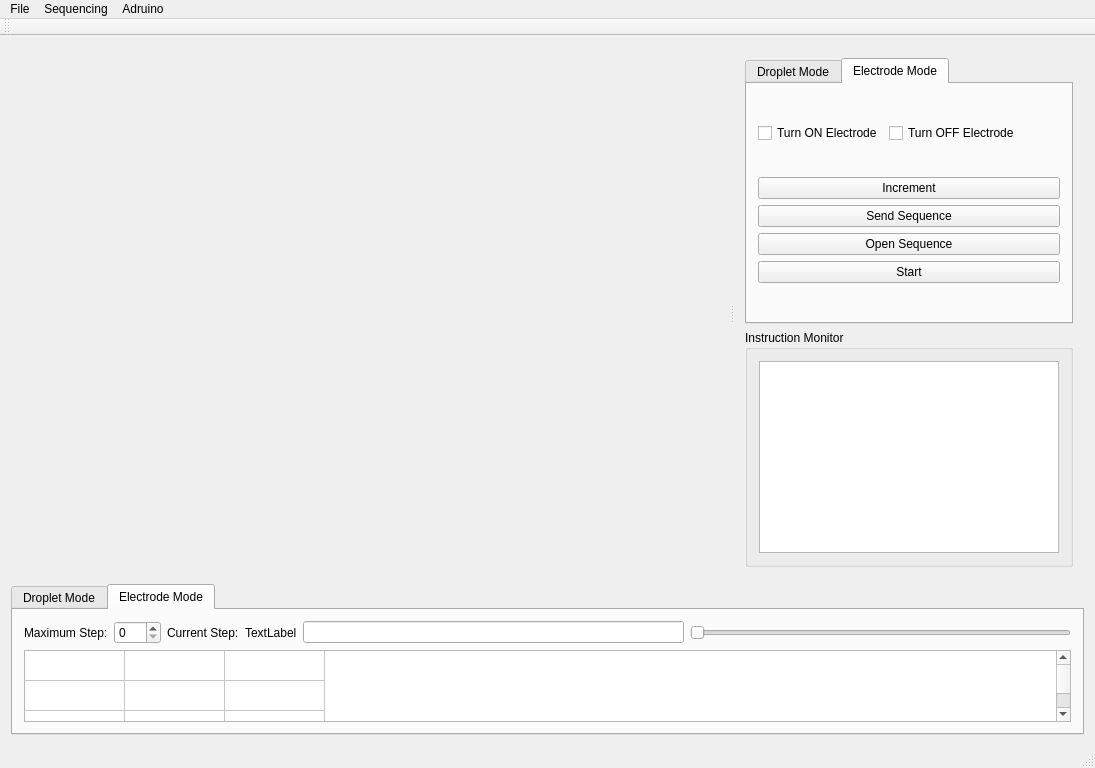
Old version of the form GUI/mainwindow.ui in the repository abting/Digital-Microfluidics-GUI.
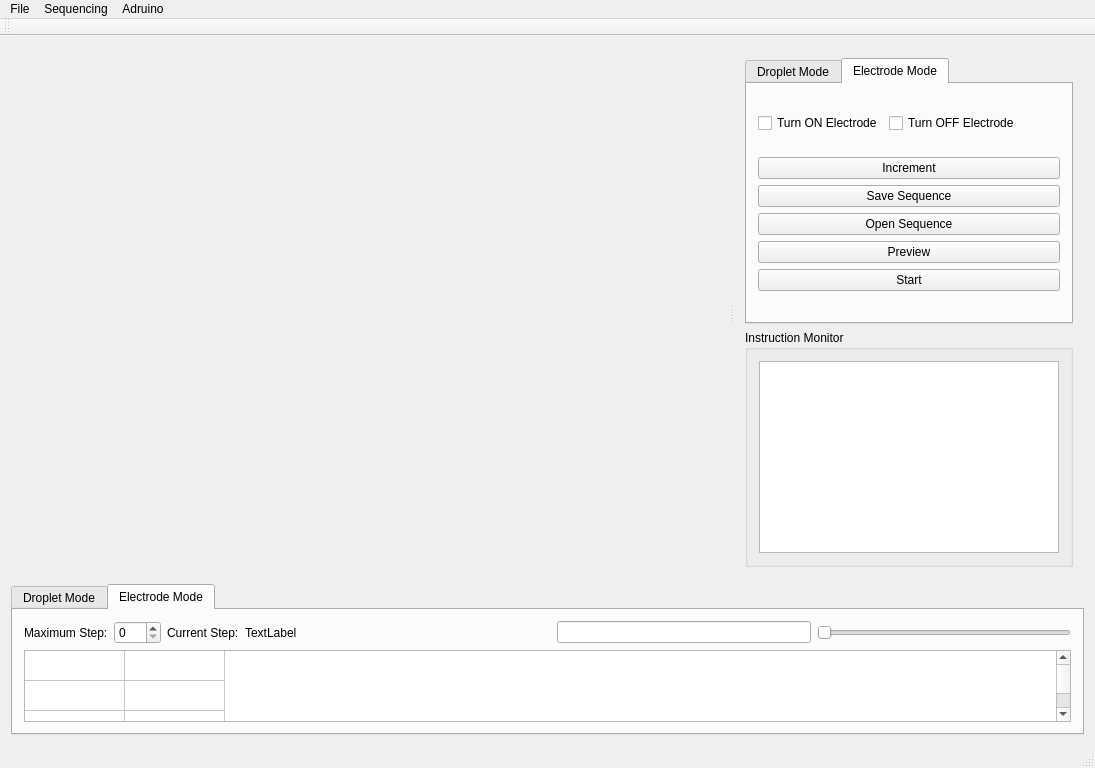
New version of the form. The open tabs and pages were chosen to show the change.

Commit message: Continuted merging multipleversions, EMODE added and layout changed

Patch:
```diff
--- a/GUI/mainwindow.ui
+++ b/GUI/mainwindow.ui
@@ -222,7 +222,7 @@
               <item>
                <widget class="QPushButton" name="SendSequence_EmodeButton">
                 <property name="text">
-                 <string>Send Sequence</string>
+                 <string>Save Sequence</string>
                 </property>
                </widget>
               </item>
@@ -233,6 +233,13 @@
                 </property>
                </widget>
               </item>
+              <item>
+               <widget class="QPushButton" name="preview_EmodeButton">
+                <property name="text">
+                 <string>Preview</string>
+                </property>
+               </widget>
+              </item>
               <item>
                <widget class="QPushButton" name="Start_EmodeButton">
                 <property name="text">
@@ -394,6 +401,19 @@
               </property>
              </widget>
             </item>
+            <item>
+             <spacer name="horizontalSpacer_3">
+              <property name="orientation">
+               <enum>Qt::Horizontal</enum>
+              </property>
+              <property name="sizeHint" stdset="0">
+               <size>
+                <width>40</width>
+                <height>20</height>
+               </size>
+              </property>
+             </spacer>
+            </item>
             <item>
              <widget class="QLineEdit" name="lineEdit_3"/>
             </item>
@@ -415,7 +435,7 @@
              <number>3</number>
             </property>
             <property name="columnCount">
-             <number>3</number>
+             <number>2</number>
             </property>
             <attribute name="horizontalHeaderVisible">
              <bool>false</bool>
@@ -428,7 +448,6 @@
             <row/>
             <column/>
             <column/>
-            <column/>
            </widget>
           </item>
          </layout>
```
Left out of the diff: 21 changed lines with no effect on the pictures. The commit also changes 49 other files.
